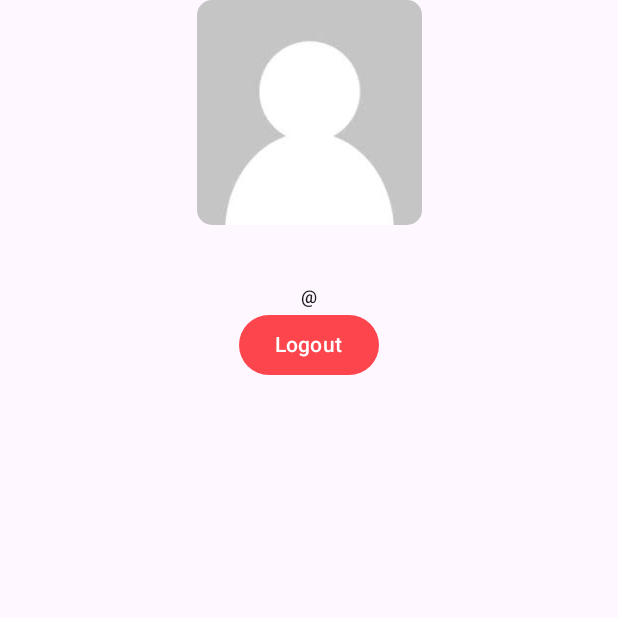
After one commit to dennnanni/BudgetBuddy, an Android app built with Jetpack Compose: the composable ProfileScreen shown on its own in the app's theme, on a phone screen of 412 x 824 dp, the top half of it. The commit adds this screen. Run offline under Robolectric (Android 15) with nearby library versions, the phone set to English and light mode, and no system bars.

Commit message:
massivo push di tante cose beccati questo

```diff
--- a/app/build.gradle.kts
+++ b/app/build.gradle.kts
@@ -3,7 +3,6 @@ plugins {
     alias(libs.plugins.jetbrainsKotlinAndroid)
     id("com.google.devtools.ksp")
 }
-
 android {
     namespace = "com.android.budgetbuddy"
     compileSdk = 34
@@ -51,6 +50,7 @@ android {
 }
 
 dependencies {
+    implementation("co.yml:ycharts:2.1.0")
 
     implementation(libs.androidx.core.ktx)
     implementation(libs.androidx.lifecycle.runtime.ktx)
@@ -80,4 +80,6 @@ dependencies {
     implementation("androidx.lifecycle:lifecycle-runtime-compose:2.7.0")
     implementation("com.maxkeppeler.sheets-compose-dialogs:core:1.2.0")
     implementation("com.maxkeppeler.sheets-compose-dialogs:calendar:1.2.0")
+
+
 }
--- a/app/src/main/java/com/android/budgetbuddy/ui/composables/ProfileSurface.kt
+++ b/app/src/main/java/com/android/budgetbuddy/ui/composables/ProfileSurface.kt
@@ -26,16 +26,43 @@ fun ProfileHome(user: User) {
     ) {
         Image(
             painter = painterResource(id = R.drawable.default_propic),
-            contentDescription = R.string.profile_picture.toString(),
-            modifier = Modifier.clip(RoundedCornerShape(10.dp))
+            contentDescription = "R.string.profile_picture.toString()",
+            modifier = Modifier
+                .clip(RoundedCornerShape(10.dp))
                 .size(50.dp)
         )
         Spacer(modifier = Modifier.size(16.dp))
         Column {
             Text(text = user.name)
-            Text(text = "@${user.username}",
+            Text(
+                text = "@${user.username}",
                 style = MaterialTheme.typography.labelMedium
             )
         }
     }
 }
+
+@Composable
+fun ProfileProfile(name: String, username: String, profilePic: String) {
+    Column(
+        horizontalAlignment = Alignment.CenterHorizontally
+    ) {
+        Image(
+            painter = painterResource(id = R.drawable.default_propic),
+            contentDescription = "R.string.profile_picture.toString()",
+            modifier = Modifier
+                .clip(RoundedCornerShape(10.dp))
+                .size(150.dp)
+        )
+        Spacer(modifier = Modifier.size(16.dp))
+        Column(
+            horizontalAlignment = Alignment.CenterHorizontally
+        ) {
+            Text(text = name)
+            Text(
+                text = "@${username}",
+                style = MaterialTheme.typography.labelMedium
+            )
+        }
+    }
+}
--- /dev/null
+++ b/app/src/main/java/com/android/budgetbuddy/ui/screens/profile/ProfileScreen.kt
@@ -0,0 +1,47 @@
+package com.android.budgetbuddy.ui.screens.profile
+
+import androidx.compose.foundation.layout.Column
+import androidx.compose.foundation.layout.fillMaxWidth
+import androidx.compose.material3.Button
+import androidx.compose.material3.Text
+import androidx.compose.runtime.Composable
+import androidx.compose.ui.Modifier
+import androidx.compose.ui.platform.LocalContext
+import androidx.navigation.NavHostController
+import com.android.budgetbuddy.ui.composables.ProfileProfile
+
+@Composable
+fun ProfileScreen(navController: NavHostController) {
+    val context = LocalContext.current
+    val sharedPreferences = context.getSharedPreferences("BudgetBuddy", 0)
+    val name = sharedPreferences.getString("name", null) ?: ""
+    val username = sharedPreferences.getString("username", null) ?: ""
+    val profilePic = sharedPreferences.getString("profilePic", null) ?: ""
+
+    Column(
+        modifier = Modifier.fillMaxWidth(),
+        horizontalAlignment = androidx.compose.ui.Alignment.CenterHorizontally
+
+    ) {
+        ProfileProfile(name = name, username = username, profilePic = profilePic)
+
+        Button(onClick = {
+            with(sharedPreferences.edit()) {
+                remove("username")
+                remove("name")
+                remove("profilePic")
+                apply()
+            }
+
+            navController.navigate("login") {
+                popUpTo(navController.graph.id) {
+                    inclusive = true
+                }
+            }
+
+        }) {
+            Text(text = "Logout")
+        }
+    }
+
+}
--- a/app/src/main/java/com/android/budgetbuddy/ui/viewmodel/UserViewModel.kt
+++ b/app/src/main/java/com/android/budgetbuddy/ui/viewmodel/UserViewModel.kt
@@ -20,7 +20,6 @@ interface UserActions {
     fun addUser(user: User): Job
     fun removeUser(user: User): Job
     fun login(username: String, password: String): Job
-
     fun getLoggedUser(): User?
 }
 
@@ -47,7 +46,6 @@ class UserViewModel(private val repository: UserRepository) : ViewModel() {
         }
 
         override fun getLoggedUser(): User? {
-            Log.d("UserViewModel", "getLoggedUser: ${user.value}")
             return user.value
         }
     }
```
Also changed, not shown: app/src/main/java/com/android/budgetbuddy/ui/Navigation.kt (+8 -1 lines), app/src/main/java/com/android/budgetbuddy/ui/composables/AppBar.kt (+10 -5 lines), app/src/main/java/com/android/budgetbuddy/ui/screens/home/HomeScreen.kt (+90 -14 lines), app/src/main/java/com/android/budgetbuddy/ui/screens/login/LoginScreen.kt (+15 -11 lines).
